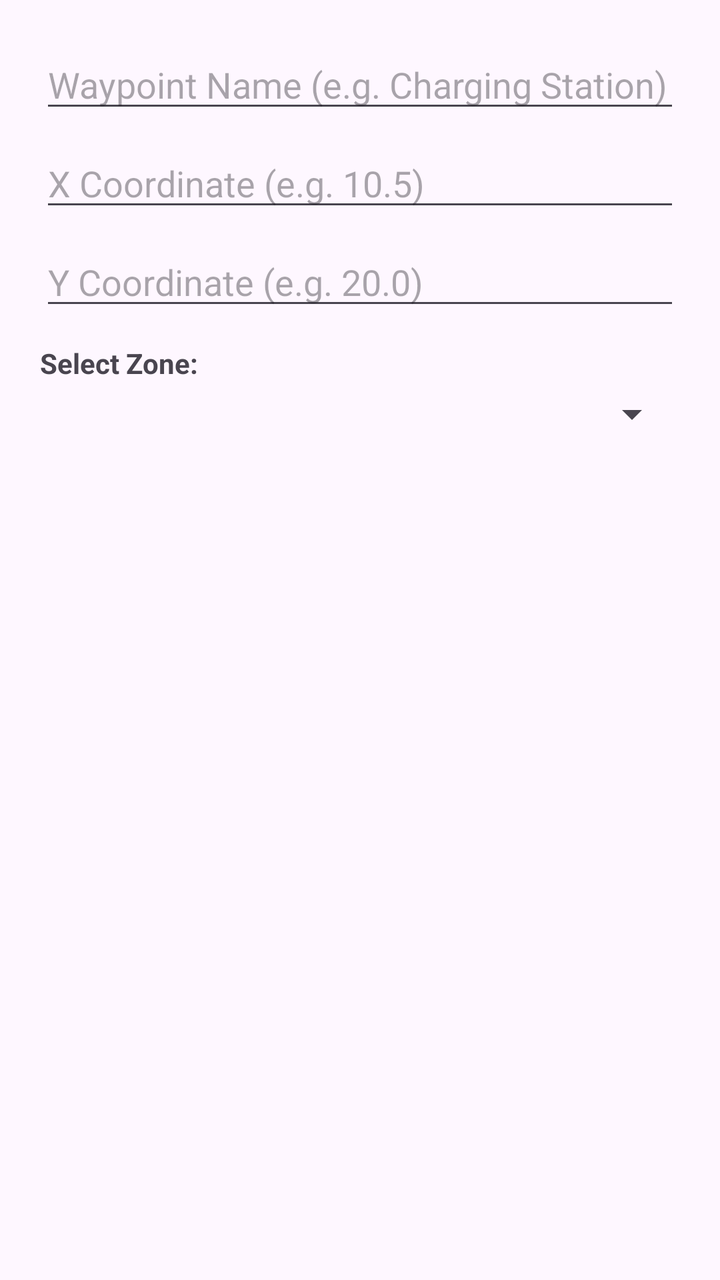
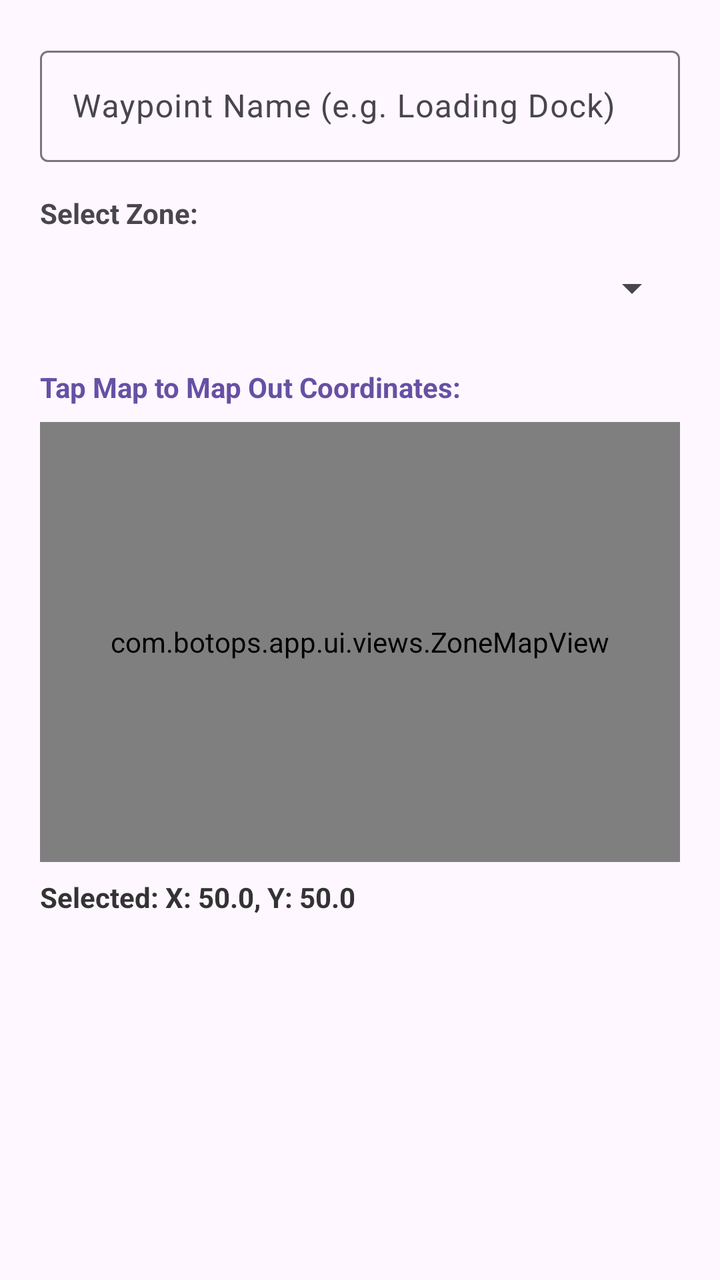

An Android layout rendered at two revisions. The XML below is the earlier revision; the diff shows what the commit changed to produce the second picture.
<!-- AndroidManifest.xml: application theme Theme.BotOps -->
<!-- res/layout/dialog_add_waypoint.xml -->
<?xml version="1.0" encoding="utf-8"?>
<LinearLayout xmlns:android="http://schemas.android.com/apk/res/android"
    android:layout_width="match_parent"
    android:layout_height="wrap_content"
    android:orientation="vertical"
    android:padding="20dp">

    <EditText
        android:id="@+id/inputWaypointName"
        android:layout_width="match_parent"
        android:layout_height="wrap_content"
        android:hint="Waypoint Name (e.g. Charging Station)"
        android:inputType="text" />

    <EditText
        android:id="@+id/inputWaypointX"
        android:layout_width="match_parent"
        android:layout_height="wrap_content"
        android:layout_marginTop="8dp"
        android:hint="X Coordinate (e.g. 10.5)"
        android:inputType="numberDecimal|numberSigned" />

    <EditText
        android:id="@+id/inputWaypointY"
        android:layout_width="match_parent"
        android:layout_height="wrap_content"
        android:layout_marginTop="8dp"
        android:hint="Y Coordinate (e.g. 20.0)"
        android:inputType="numberDecimal|numberSigned" />

    <TextView
        android:layout_width="match_parent"
        android:layout_height="wrap_content"
        android:layout_marginTop="12dp"
        android:text="Select Zone:"
        android:textStyle="bold" />

    <Spinner
        android:id="@+id/spinnerZone"
        android:layout_width="match_parent"
        android:layout_height="wrap_content"
        android:layout_marginTop="4dp" />

</LinearLayout>
<!-- resources referenced by this layout -->
<resources>
  <style name="Theme.BotOps" parent="Base.Theme.BotOps" />
  <style name="Base.Theme.BotOps" parent="Theme.Material3.DayNight.NoActionBar">
          
          
      </style>
</resources>

<!-- the commit's change to res/layout/dialog_add_waypoint.xml (unified diff, before → after) -->
@@ -1,44 +1,66 @@
 <?xml version="1.0" encoding="utf-8"?>
-<LinearLayout xmlns:android="http://schemas.android.com/apk/res/android"
+<ScrollView xmlns:android="http://schemas.android.com/apk/res/android"
     android:layout_width="match_parent"
-    android:layout_height="wrap_content"
-    android:orientation="vertical"
-    android:padding="20dp">
+    android:layout_height="wrap_content">
 
-    <EditText
-        android:id="@+id/inputWaypointName"
+    <LinearLayout
         android:layout_width="match_parent"
         android:layout_height="wrap_content"
-        android:hint="Waypoint Name (e.g. Charging Station)"
-        android:inputType="text" />
+        android:orientation="vertical"
+        android:padding="20dp">
 
-    <EditText
-        android:id="@+id/inputWaypointX"
-        android:layout_width="match_parent"
-        android:layout_height="wrap_content"
-        android:layout_marginTop="8dp"
-        android:hint="X Coordinate (e.g. 10.5)"
-        android:inputType="numberDecimal|numberSigned" />
+        <com.google.android.material.textfield.TextInputLayout
+            android:layout_width="match_parent"
+            android:layout_height="wrap_content"
+            android:hint="Waypoint Name (e.g. Loading Dock)">
 
-    <EditText
-        android:id="@+id/inputWaypointY"
-        android:layout_width="match_parent"
-        android:layout_height="wrap_content"
-        android:layout_marginTop="8dp"
-        android:hint="Y Coordinate (e.g. 20.0)"
-        android:inputType="numberDecimal|numberSigned" />
+            <com.google.android.material.textfield.TextInputEditText
+                android:id="@+id/inputWaypointName"
+                android:layout_width="match_parent"
+                android:layout_height="wrap_content"
+                android:inputType="textCapWords" />
+        </com.google.android.material.textfield.TextInputLayout>
 
-    <TextView
-        android:layout_width="match_parent"
-        android:layout_height="wrap_content"
-        android:layout_marginTop="12dp"
-        android:text="Select Zone:"
-        android:textStyle="bold" />
+        <TextView
+            android:layout_width="match_parent"
+            android:layout_height="wrap_content"
+            android:layout_marginTop="16dp"
+            android:text="Select Zone:"
+            android:textSize="14sp"
+            android:textStyle="bold" />
 
-    <Spinner
-        android:id="@+id/spinnerZone"
-        android:layout_width="match_parent"
-        android:layout_height="wrap_content"
-        android:layout_marginTop="4dp" />
+        <Spinner
+            android:id="@+id/spinnerZone"
+            android:layout_width="match_parent"
+            android:layout_height="48dp"
+            android:layout_marginTop="4dp" />
 
-</LinearLayout>
+        <TextView
+            android:id="@+id/textMapInstruction"
+            android:layout_width="match_parent"
+            android:layout_height="wrap_content"
+            android:layout_marginTop="16dp"
+            android:text="Tap Map to Map Out Coordinates:"
+            android:textColor="?attr/colorPrimary"
+            android:textSize="14sp"
+            android:textStyle="bold" />
+
+        <com.botops.app.ui.views.ZoneMapView
+            android:id="@+id/zoneMapView"
+            android:layout_width="match_parent"
+            android:layout_height="220dp"
+            android:layout_marginTop="8dp"
+            android:background="#FAFAFA" />
+
+        <TextView
+            android:id="@+id/textSelectedCoords"
+            android:layout_width="match_parent"
+            android:layout_height="wrap_content"
+            android:layout_marginTop="8dp"
+            android:text="Selected: X: 50.0, Y: 50.0"
+            android:textColor="#333333"
+            android:textSize="14sp"
+            android:textStyle="bold" />
+
+    </LinearLayout>
+</ScrollView>
